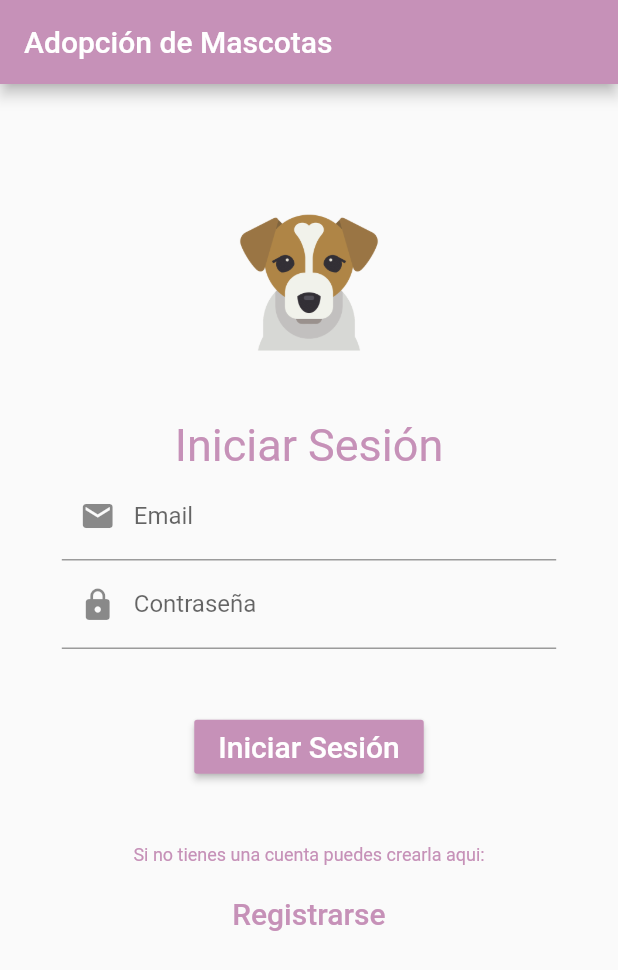
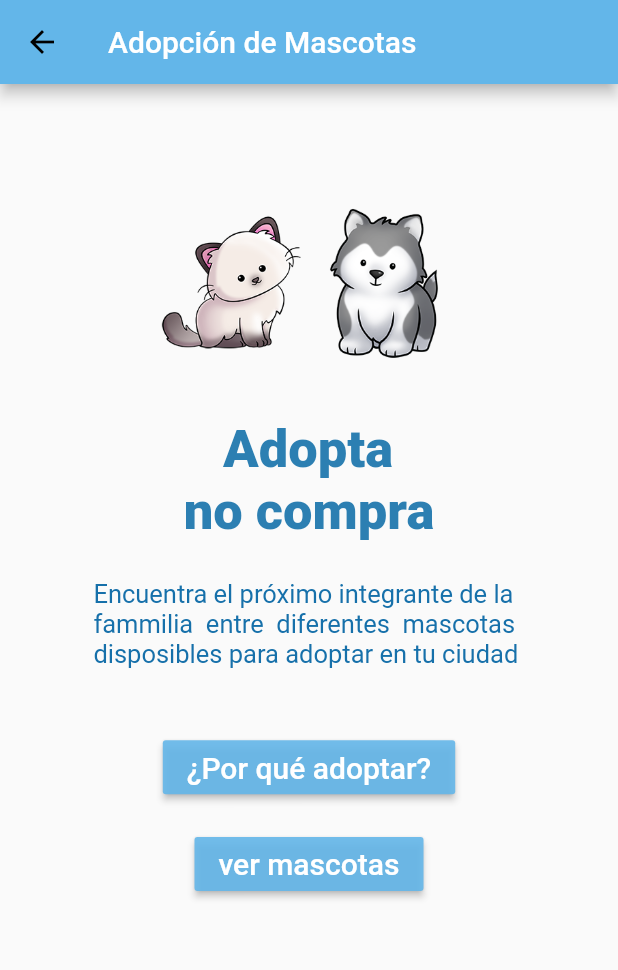
Before and after one commit to caronarvaez8/Aplicacion_Movil, a Flutter app: the screen it shows after launch, after a tap on "Iniciar Sesión", on a phone screen of 412 x 824 dp. Shown: the top 970 px of the screen. Run offline on Flutter 3.47's test engine with Material 2 defaults, Android fonts, the phone set to English and light mode, and no system bars.

Commit message:
4 vistar

```diff
--- a/lib/colores.dart
+++ b/lib/colores.dart
@@ -1,16 +1,16 @@
 import 'package:flutter/material.dart';
 
 Map<int, Color> color = {
-  50: Color.fromRGBO(194, 145, 184, .1),
-  100: Color.fromRGBO(198, 145, 184, .2),
-  200: Color.fromRGBO(198, 145, 184, .3),
-  300: Color.fromRGBO(198, 145, 184, .4),
-  400: Color.fromRGBO(198, 145, 184, .5),
-  500: Color.fromRGBO(198, 145, 184, .6),
-  600: Color.fromRGBO(198, 145, 184, .7),
-  700: Color.fromRGBO(198, 145, 184, .8),
-  800: Color.fromRGBO(198, 145, 184, .9),
-  900: Color.fromRGBO(198, 145, 184, 1),
+  50: Color.fromRGBO(99, 182, 233, .1),
+  100: Color.fromRGBO(99, 182, 233, .2),
+  200: Color.fromRGBO(99, 182, 233, .3),
+  300: Color.fromRGBO(99, 182, 233, .4),
+  400: Color.fromRGBO(99, 182, 233, .5),
+  500: Color.fromRGBO(99, 182, 233, .6),
+  600: Color.fromRGBO(99, 182, 233, .7),
+  700: Color.fromRGBO(99, 182, 233, .8),
+  800: Color.fromRGBO(99, 182, 233, .9),
+  900: Color.fromRGBO(99, 182, 233, 1),
 };
 
-MaterialColor colorCustom = MaterialColor(0xFFC691B8, color);
+MaterialColor colorCustom = MaterialColor(0xFF63B6E9, color);
--- /dev/null
+++ b/lib/inicio.dart
@@ -0,0 +1,128 @@
+import 'package:flutter/material.dart';
+import 'package:Mascotas/colores.dart';
+import 'package:Mascotas/expli.dart';
+
+class Inicio extends StatefulWidget {
+  @override
+  _InicioState createState() => _InicioState();
+}
+
+class _InicioState extends State<Inicio> {
+  @override
+  Widget build(BuildContext context) {
+    double widthApp = MediaQuery.of(context).size.width;
+    double heightApp = MediaQuery.of(context).size.height;
+    return Scaffold(
+      appBar: AppBar(
+        title: Text(
+          "Adopción de Mascotas",
+          style: TextStyle(color: Colors.white),
+        ),
+      ),
+      body: Column(
+        children: <Widget>[
+          Row(
+            children: <Widget>[
+              Expanded(
+                  child: Container(
+                alignment: Alignment.topRight,
+                child: Image.asset("imagenes/gg.png"),
+                height: 100,
+                margin: EdgeInsets.only(top: (heightApp * .1)),
+              )),
+              Expanded(
+                  child: Container(
+                alignment: Alignment.topLeft,
+                child: Image.asset("imagenes/pp.png"),
+                height: 100,
+                margin: EdgeInsets.only(top: (heightApp * .1)),
+              ))
+            ],
+          ),
+          Row(
+            children: <Widget>[
+              Expanded(
+                child: Container(
+                    width: widthApp * 0.8,
+                    child: Column(
+                      children: <Widget>[
+                        Container(
+                            alignment: Alignment.center,
+                            margin: EdgeInsets.only(top: (heightApp * 0.05)),
+                            child: Text(
+                              "   Adopta\n" + "no compra",
+                              style: TextStyle(
+                                  fontWeight: FontWeight.w800,
+                                  fontSize: 35,
+                                  color: Color.fromRGBO(22, 114, 170, .9)),
+                            ))
+                      ],
+                    )),
+              )
+            ],
+          ),
+          Row(
+            children: <Widget>[
+              Expanded(
+                child: Container(
+                    alignment: Alignment.center,
+                    margin: EdgeInsets.only(top: (heightApp * 0.03)),
+                    child: Text(
+                      "Encuentra el próximo integrante de la\n" +
+                          "fammilia  entre  diferentes  mascotas\n" +
+                          "disposibles para adoptar en tu ciudad ",
+                      style: TextStyle(
+                          fontSize: 17, color: Color.fromRGBO(22, 112, 170, 5)),
+                    )),
+              )
+            ],
+          ),
+          Row(
+            children: <Widget>[
+              Expanded(
+                  child: Center(
+                child: Container(
+                    margin: EdgeInsets.only(top: (heightApp * 0.05)),
+                    child: Column(
+                      children: <Widget>[
+                        Container(
+                          child: RaisedButton(
+                            color: Color.fromRGBO(99, 182, 233, .9),
+                            child: Text("¿Por qué adoptar?",
+                                style: TextStyle(
+                                    fontSize: 20, color: Colors.white)),
+                            onPressed: () {
+                              Navigator.push(
+                                context,
+                                MaterialPageRoute(
+                                    builder: (context) => Expli()),
+                              );
+                            },
+                          ),
+                        ),
+                         Container(
+                           margin: EdgeInsets.only(top: (heightApp * 0.02)),
+                          child: RaisedButton(
+                            color: Color.fromRGBO(99, 182, 233, .9),
+                            child: Text("ver mascotas",
+                                style: TextStyle(
+                                    fontSize: 20, color: Colors.white)),
+                            onPressed: () {
+                              Navigator.push(
+                                context,
+                                MaterialPageRoute(
+                                    builder: (context) => Expli()),
+                              );
+                            },
+                          ),
+                        ),
+                      ],
+                    )),
+              ))
+            ],
+          )
+        ],
+      ),
+    );
+  }
+}
--- a/lib/login.dart
+++ b/lib/login.dart
@@ -1,6 +1,7 @@
 import 'package:flutter/material.dart';
-import 'package:mascotas/colores.dart';
-import 'package:mascotas/registro.dart';
+import 'package:Mascotas/colores.dart';
+import 'package:Mascotas/registro.dart';
+import 'package:Mascotas/inicio.dart';
 
 class Login extends StatefulWidget {
   @override
@@ -25,8 +26,15 @@ class _LoginState extends State<Login> {
               children: <Widget>[
                 Expanded(
                     child: Container(
-                  alignment: Alignment.center,
-                  child: Image.asset("imagenes/aa.png"),
+                  alignment: Alignment.topRight,
+                  child: Image.asset("imagenes/gg.png"),
+                  height: 100,
+                  margin: EdgeInsets.only(top: (heightApp * .1)),
+                )),
+                Expanded(
+                    child: Container(
+                  alignment: Alignment.topLeft,
+                  child: Image.asset("imagenes/pp.png"),
                   height: 100,
                   margin: EdgeInsets.only(top: (heightApp * .1)),
                 ))
@@ -39,7 +47,7 @@ class _LoginState extends State<Login> {
                         child: Text(
                           "Iniciar Sesión",
                           style: TextStyle(
-                              color: Color.fromRGBO(198, 145, 184, 1),
+                              color: Color.fromRGBO(99, 182, 233, .9),
                               fontSize: 30),
                         ),
                         alignment: Alignment.center,
@@ -55,27 +63,38 @@ class _LoginState extends State<Login> {
                     child: Column(
                       children: <Widget>[
                         TextFormField(
-                          decoration: InputDecoration(labelText: 'Email', prefixIcon: Icon(Icons.email)),
+                          decoration: InputDecoration(
+                              labelText: 'Email',
+                              prefixIcon: Icon(Icons.email)),
                         ),
                         TextFormField(
-                          decoration: InputDecoration(labelText: 'Contraseña', prefixIcon: Icon(Icons.lock)),
+                          decoration: InputDecoration(
+                              labelText: 'Contraseña',
+                              prefixIcon: Icon(Icons.lock)),
                         ),
                         Container(
-                            margin: EdgeInsets.only(top: (heightApp * 0.05)),
-                            child: RaisedButton(
-                              color: Color.fromRGBO(198, 145, 184, 1),
-                              onPressed: () {},
-                              child: const Text('Iniciar Sesión',
-                                  style: TextStyle(
-                                      fontSize: 20, color: Colors.white)),
-                            )),
+                          margin: EdgeInsets.only(top: (heightApp * 0.05)),
+                          child: RaisedButton(
+                            color: Color.fromRGBO(99, 182, 233, .9),
+                            child: Text('Iniciar Sesión',
+                                style: TextStyle(
+                                    fontSize: 20, color: Colors.white)),
+                            onPressed: () {
+                              Navigator.push(
+                                context,
+                                MaterialPageRoute(
+                                    builder: (context) => Inicio()),
+                              );
+                            },
+                          ),
+                        ),
                         Container(
                             margin: EdgeInsets.only(top: (heightApp * 0.05)),
                             child: Text(
                               "Si no tienes una cuenta puedes crearla aqui:",
                               style: TextStyle(
                                   fontSize: 12,
-                                  color: Color.fromRGBO(198, 145, 184, 1)),
+                                  color: Color.fromRGBO(99, 182, 233, .9)),
                             )),
                         Container(
                             margin: EdgeInsets.only(top: (heightApp * 0.01)),
@@ -90,7 +109,7 @@ class _LoginState extends State<Login> {
                               child: const Text('Registrarse',
                                   style: TextStyle(
                                       fontSize: 20,
-                                      color: Color.fromRGBO(198, 145, 184, 1))),
+                                      color: Color.fromRGBO(99, 182, 233, .9))),
                             ))
                       ],
                     ),
--- a/lib/main.dart
+++ b/lib/main.dart
@@ -1,6 +1,6 @@
 import 'package:flutter/material.dart';
-import 'package:mascotas/login.dart';
-import 'package:mascotas/colores.dart';
+import 'package:Mascotas/login.dart';
+import 'package:Mascotas/colores.dart';
 void main() => runApp(MyApp());
 
 class MyApp extends StatelessWidget {
--- a/pubspec.yaml
+++ b/pubspec.yaml
@@ -1,4 +1,4 @@
-name: mascotas
+name: Mascotas
 description: A new Flutter project.
 
 # The following defines the version and build number for your application.
@@ -51,6 +51,8 @@ flutter:
   # To add assets to your application, add an assets section, like this:
   assets:
    - imagenes/aa.png
+   - imagenes/gg.png
+   - imagenes/pp.png
   #  - images/a_dot_ham.jpeg
 
   # An image asset can refer to one or more resolution-specific "variants", see
```
Also changed, not shown: lib/expli.dart (added, +115 -0 lines), lib/registro.dart (+14 -6 lines), imagenes/b762a11c1563b0cbb5094667581d3b01.png (added), imagenes/gg.png (added), imagenes/pp.png (added), 1 other file.
